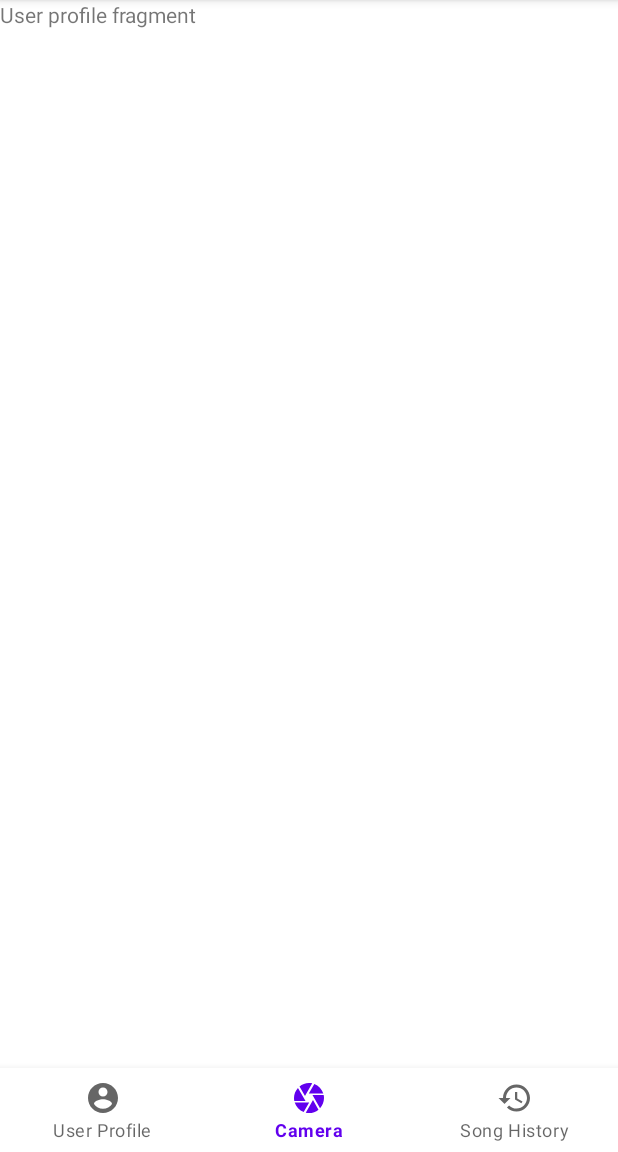
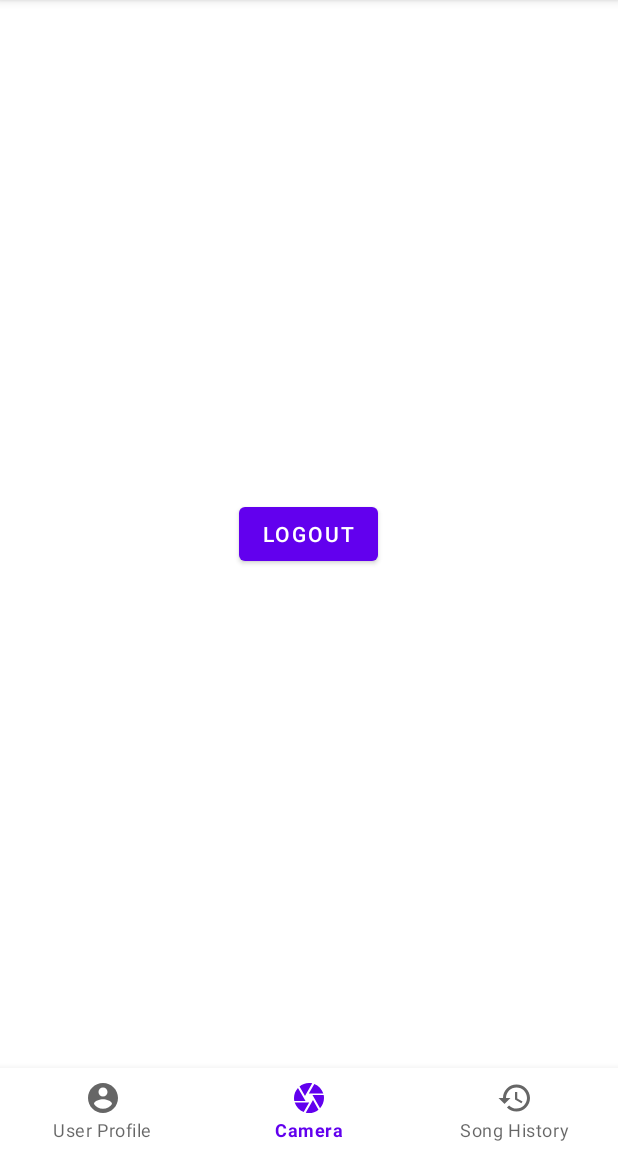
Before and after one commit to Alberto-Cortes/beto_cortes_fbu, an Android app: the fragment UserProfileFragment placed in its activity, on a phone screen of 412 x 824 dp, the part 84-1236 px from its top. Run offline under Robolectric (Android 15) with nearby library versions, the phone set to English and light mode, and no system bars; libraries missing offline, so code that uses them is left out: com.parse.

Commit message:
Activity transition animations
fade_in and fade_out animations implemented to use whenever an intent takes place between activities. Code was originally posted in StackOverflow in this thread: https://stackoverflow.com/questions/18475826/how-to-perform-a-fade-animation-on-activity-transition

```diff
--- a/app/src/main/java/com/example/photostomusic/LoginActivity.java
+++ b/app/src/main/java/com/example/photostomusic/LoginActivity.java
@@ -97,6 +97,7 @@ public class LoginActivity extends AppCompatActivity {
                     Intent i = new Intent(LoginActivity.this, MainActivity.class);
                     i.putExtra("token", spotifyToken);
                     startActivity(i);
+                    overridePendingTransition(R.anim.fade_in, R.anim.fade_out);
                     finish();
                 }
             }
--- a/app/src/main/java/com/example/photostomusic/MainActivity.java
+++ b/app/src/main/java/com/example/photostomusic/MainActivity.java
@@ -21,7 +21,6 @@ import com.parse.ParseUser;
 public class MainActivity extends AppCompatActivity {
 
     // Visual elements of the activity
-    Button btnLogout;
     BottomNavigationView bottomNavigationView;
 
     // String used to capture the token passed through the Login intent
@@ -42,18 +41,6 @@ public class MainActivity extends AppCompatActivity {
 
         // Get token from the intent extras
         spotifyToken = getIntent().getStringExtra("token");
-
-        // Logout of the Parse backend, looking for ways to logout of the Spotify API, not sure
-        // if possible as it is not present on the docs.
-        /*btnLogout.setOnClickListener(new View.OnClickListener() {
-            @Override
-            public void onClick(View v) {
-                ParseUser.logOut();
-                Intent i = new Intent(MainActivity.this, LoginActivity.class);
-                startActivity(i);
-                finish();
-            }
-        });*/
 
         // Set a listener for the bottom navigation view and each of its options, Android Studio
         // shows the method as deprecated but the docs do not mark it as such.
--- a/app/src/main/java/com/example/photostomusic/fragments/UserProfileFragment.java
+++ b/app/src/main/java/com/example/photostomusic/fragments/UserProfileFragment.java
@@ -1,14 +1,20 @@
 package com.example.photostomusic.fragments;
 
+import android.content.Intent;
 import android.os.Bundle;
 
+import androidx.annotation.NonNull;
+import androidx.annotation.Nullable;
 import androidx.fragment.app.Fragment;
 
 import android.view.LayoutInflater;
 import android.view.View;
 import android.view.ViewGroup;
+import android.widget.Button;
 
+import com.example.photostomusic.LoginActivity;
 import com.example.photostomusic.R;
+import com.parse.ParseUser;
 
 /**
  * A simple {@link Fragment} subclass.
@@ -25,6 +31,10 @@ public class UserProfileFragment extends Fragment {
     // TODO: Rename and change types of parameters
     private String mParam1;
     private String mParam2;
+
+    // Visual elements of the fragment
+    Button btnLogout;
+
 
     public UserProfileFragment() {
         // Required empty public constructor
@@ -63,4 +73,23 @@ public class UserProfileFragment extends Fragment {
         // Inflate the layout for this fragment
         return inflater.inflate(R.layout.fragment_user_profile, container, false);
     }
+
+    @Override
+    public void onViewCreated(@NonNull View view, @Nullable Bundle savedInstanceState) {
+        super.onViewCreated(view, savedInstanceState);
+        btnLogout = view.findViewById(R.id.btnLogout);
+
+        // Logout of the Parse backend, looking for ways to logout of the Spotify API, not sure
+        // if possible as it is not present on the docs.
+        btnLogout.setOnClickListener(new View.OnClickListener() {
+            @Override
+            public void onClick(View v) {
+                ParseUser.logOut();
+                Intent i = new Intent(getActivity(), LoginActivity.class);
+                startActivity(i);
+                getActivity().overridePendingTransition(R.anim.fade_in, R.anim.fade_out);
+                getActivity().finish();
+            }
+        });
+    }
 }
--- /dev/null
+++ b/app/src/main/res/anim/fade_in.xml
@@ -0,0 +1,5 @@
+<?xml version="1.0" encoding="utf-8"?>
+<alpha xmlns:android="http://schemas.android.com/apk/res/android"
+    android:interpolator="@android:anim/accelerate_interpolator"
+    android:fromAlpha="0.0" android:toAlpha="1.0"
+    android:duration="500" />
--- /dev/null
+++ b/app/src/main/res/anim/fade_out.xml
@@ -0,0 +1,6 @@
+<?xml version="1.0" encoding="utf-8"?>
+<alpha xmlns:android="http://schemas.android.com/apk/res/android"
+    android:interpolator="@android:anim/accelerate_interpolator"
+    android:fromAlpha="1.0" android:toAlpha="0.0"
+    android:fillAfter="true"
+    android:duration="500" />
--- a/app/src/main/res/layout/fragment_user_profile.xml
+++ b/app/src/main/res/layout/fragment_user_profile.xml
@@ -1,14 +1,15 @@
 <?xml version="1.0" encoding="utf-8"?>
-<FrameLayout xmlns:android="http://schemas.android.com/apk/res/android"
+<RelativeLayout xmlns:android="http://schemas.android.com/apk/res/android"
     xmlns:tools="http://schemas.android.com/tools"
     android:layout_width="match_parent"
     android:layout_height="match_parent"
     tools:context=".fragments.UserProfileFragment">
 
-    <!-- TODO: Update blank fragment layout -->
-    <TextView
-        android:layout_width="match_parent"
-        android:layout_height="match_parent"
-        android:text="User profile fragment" />
 
-</FrameLayout>
+    <Button
+        android:id="@+id/btnLogout"
+        android:layout_width="wrap_content"
+        android:layout_height="wrap_content"
+        android:layout_centerInParent="true"
+        android:text="Logout" />
+</RelativeLayout>
```
